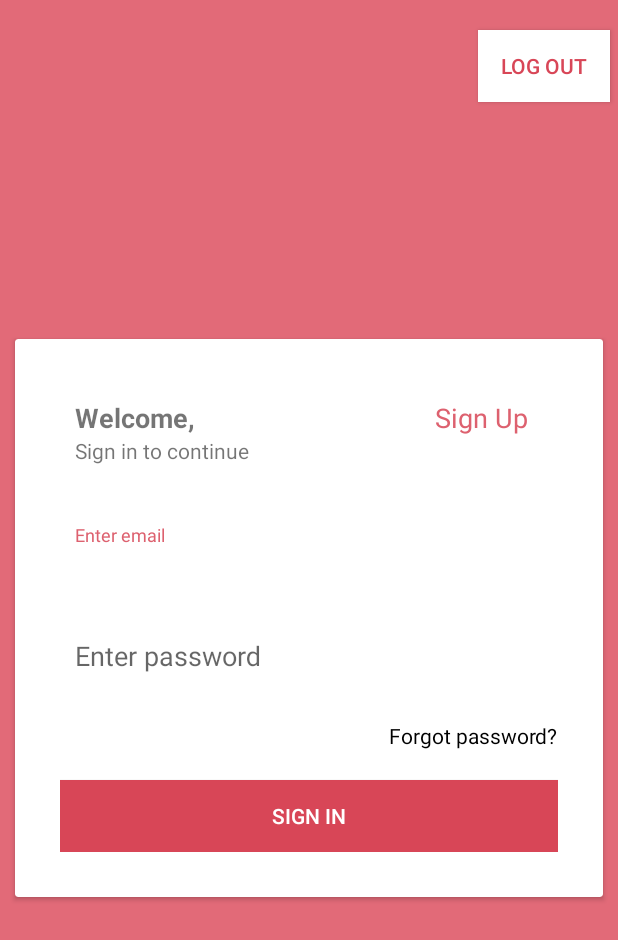
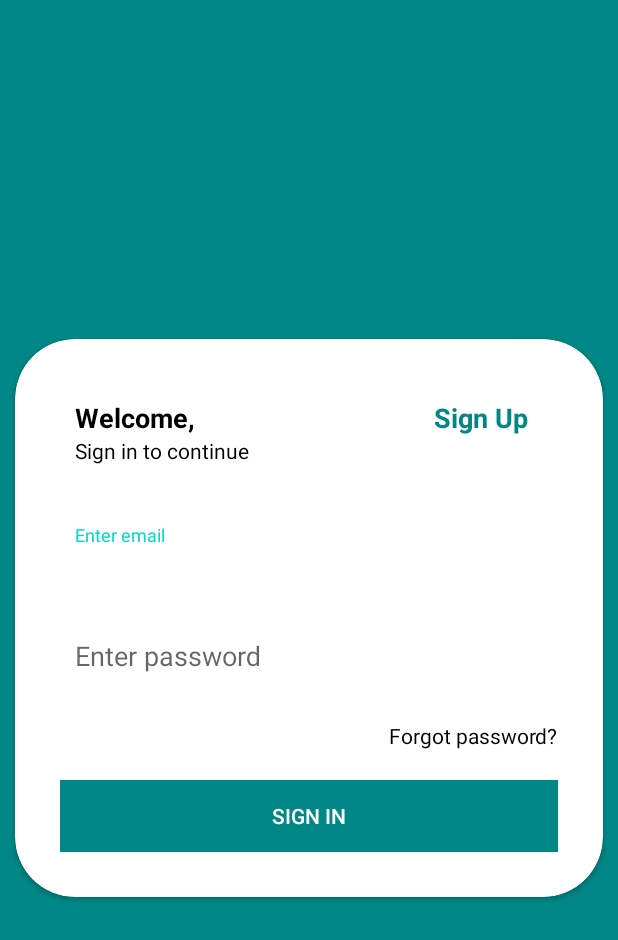
Before and after one commit to shrayash12/FirebaseAuthenticationDemo, an Android app: the screen it shows after launch (MainActivity), on a phone screen of 412 x 824 dp. Shown: the top 940 px of the screen. Run offline under Robolectric (Android 15) with nearby library versions, the phone set to English and light mode, and no system bars; our stand-ins replace Firebase (no records; nobody signed in at launch, a user with empty details on screens opened directly).

Commit message:
UI changes

```diff
--- a/app/src/main/AndroidManifest.xml
+++ b/app/src/main/AndroidManifest.xml
@@ -9,7 +9,6 @@
         android:roundIcon="@mipmap/ic_launcher_round"
         android:supportsRtl="true"
         android:theme="@style/Theme.FirebaseAuthenticationDemo">
-        <activity android:name=".WecomeScreen"></activity>
         <activity android:name=".ForgetPasswordActivity" />
         <activity android:name=".SignUpActivity" />
         <activity android:name=".MainActivity">
--- a/app/src/main/java/shradha/com/firebaseauthenticationdemo/MainActivity.java
+++ b/app/src/main/java/shradha/com/firebaseauthenticationdemo/MainActivity.java
@@ -24,7 +24,6 @@ public class MainActivity extends AppCompatActivity {
     Button btn_LogIn;
     TextView log_Tv_ForgotPassword;
     TextView log_Btn_Register;
-    Button btn_LogOut;
     FirebaseAuth mAuth;
 
 
@@ -37,7 +36,6 @@ public class MainActivity extends AppCompatActivity {
         btn_LogIn = findViewById(R.id.btn_LogIn);
         log_Tv_ForgotPassword = findViewById(R.id.log_Tv_ForgotPassword);
         log_Btn_Register = findViewById(R.id.log_Btn_Register);
-        btn_LogOut = findViewById(R.id.btn_LogOut);
 
 
         mAuth = FirebaseAuth.getInstance();
@@ -65,12 +63,6 @@ public class MainActivity extends AppCompatActivity {
             @Override
             public void onClick(View v) {
                 startActivity(new Intent(MainActivity.this, ForgetPasswordActivity.class));
-            }
-        });
-        btn_LogOut.setOnClickListener(new View.OnClickListener() {
-            @Override
-            public void onClick(View v) {
-                FirebaseAuth.getInstance().signOut();
             }
         });
     }
@@ -117,7 +109,6 @@ public class MainActivity extends AppCompatActivity {
                 } else {
                     Toast.makeText(MainActivity.this, "Log in failed You are not a registered user please Register first", Toast.LENGTH_SHORT).show();
                 }
-
             }
         });
     }
--- /dev/null
+++ b/app/src/main/res/drawable/button_background.xml
@@ -0,0 +1,4 @@
+<?xml version="1.0" encoding="utf-8"?>
+<selector xmlns:android="http://schemas.android.com/apk/res/android">
+
+</selector>
--- a/app/src/main/res/layout/activity_forget_password.xml
+++ b/app/src/main/res/layout/activity_forget_password.xml
@@ -2,6 +2,7 @@
 <LinearLayout xmlns:android="http://schemas.android.com/apk/res/android"
     android:layout_width="match_parent"
     android:layout_height="match_parent"
+    xmlns:app="http://schemas.android.com/apk/res-auto"
     android:background="@color/background"
     android:orientation="vertical"
     android:padding="5dp">
@@ -11,6 +12,8 @@
         android:layout_height="wrap_content"
         android:layout_gravity="center"
         android:layout_marginTop="100dp"
+        android:padding="10dp"
+        app:cardCornerRadius="40dp"
         android:background="@color/white">
 
         <LinearLayout
--- a/app/src/main/res/layout/activity_main.xml
+++ b/app/src/main/res/layout/activity_main.xml
@@ -3,6 +3,7 @@
     xmlns:tools="http://schemas.android.com/tools"
     android:layout_width="match_parent"
     android:layout_height="match_parent"
+    xmlns:app="http://schemas.android.com/apk/res-auto"
     android:background="@color/background">
 
 
@@ -11,6 +12,8 @@
         android:layout_height="wrap_content"
         android:layout_gravity="center"
         android:layout_margin="10dp"
+        app:cardCornerRadius="40dp"
+        android:padding="10dp"
         android:background="@color/white">
 
         <LinearLayout
@@ -35,6 +38,7 @@
                         android:layout_width="wrap_content"
                         android:layout_height="wrap_content"
                         android:text="@string/welcome"
+                        android:textColor="@color/black"
                         android:textSize="18sp"
                         android:textStyle="bold" />
 
@@ -44,6 +48,7 @@
                         android:layout_height="wrap_content"
                         android:layout_below="@+id/welcome"
                         android:text="@string/sign_in_to_continue"
+                        android:textColor="@color/black"
                         android:textSize="14sp" />
                 </RelativeLayout>
 
@@ -53,7 +58,8 @@
                     android:layout_height="wrap_content"
                     android:layout_marginEnd="10dp"
                     android:text="@string/sign_up"
-                    android:textColor="@color/text_color"
+                    android:textStyle="bold"
+                    android:textColor="@color/background"
                     android:textSize="18sp" />
 
 
@@ -118,16 +124,5 @@
 
         </LinearLayout>
     </androidx.cardview.widget.CardView>
-    <androidx.appcompat.widget.AppCompatButton
-        android:id="@+id/btn_LogOut"
-        android:layout_width="wrap_content"
-        android:layout_height="wrap_content"
-        android:layout_marginTop="20dp"
-        android:layout_marginRight="5dp"
-        android:padding="10dp"
-        android:layout_gravity="right"
-        android:background="@color/white"
-        android:text="@string/log_out"
-        android:textColor="@color/button_background" />
 
 </FrameLayout>
--- a/app/src/main/res/values/colors.xml
+++ b/app/src/main/res/values/colors.xml
@@ -8,9 +8,9 @@
     <color name="black">#FF000000</color>
     <color name="white">#FFFFFFFF</color>
 
-    <color name="background">#e26a78</color>
-    <color name="button_background">#d84657</color>
-    <color name="text_color">#dd616f</color>
+    <color name="background">#FF018786</color>
+    <color name="button_background">#FF018786</color>
+    <color name="text_color">#FF03DAC5</color>
 
 
 </resources>
```
Also changed, not shown: app/src/main/res/drawable-v24/ic_baseline_arrow_back_24.xml (deleted, +0 -11 lines), app/src/main/res/layout/activity_sign_up.xml (+4 -6 lines).
